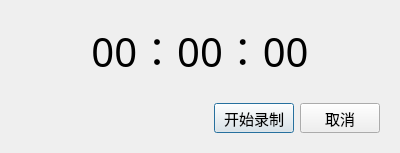
Qt form audio/audiorecorderdialog.ui (fengersoft/api) before a commit.
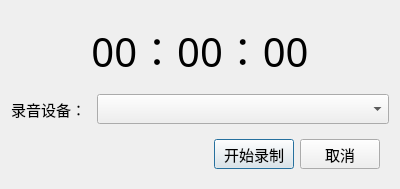
The same form after that commit.

What changed in the file:
```diff
--- a/audio/audiorecorderdialog.ui
+++ b/audio/audiorecorderdialog.ui
@@ -7,7 +7,7 @@
     <x>0</x>
     <y>0</y>
     <width>400</width>
-    <height>138</height>
+    <height>161</height>
    </rect>
   </property>
   <property name="font">
@@ -41,6 +41,26 @@
      </layout>
     </widget>
    </item>
+   <item>
+    <layout class="QHBoxLayout" name="horizontalLayout_3">
+     <item>
+      <widget class="QLabel" name="lblDev">
+       <property name="maximumSize">
+        <size>
+         <width>80</width>
+         <height>16777215</height>
+        </size>
+       </property>
+       <property name="text">
+        <string>录音设备：</string>
+       </property>
+      </widget>
+     </item>
+     <item>
+      <widget class="QComboBox" name="cbbDev"/>
+     </item>
+    </layout>
+   </item>
    <item>
     <widget class="QWidget" name="widget" native="true">
      <property name="minimumSize">
```
Left out of the diff: 2 changed lines with no effect on the pictures.
